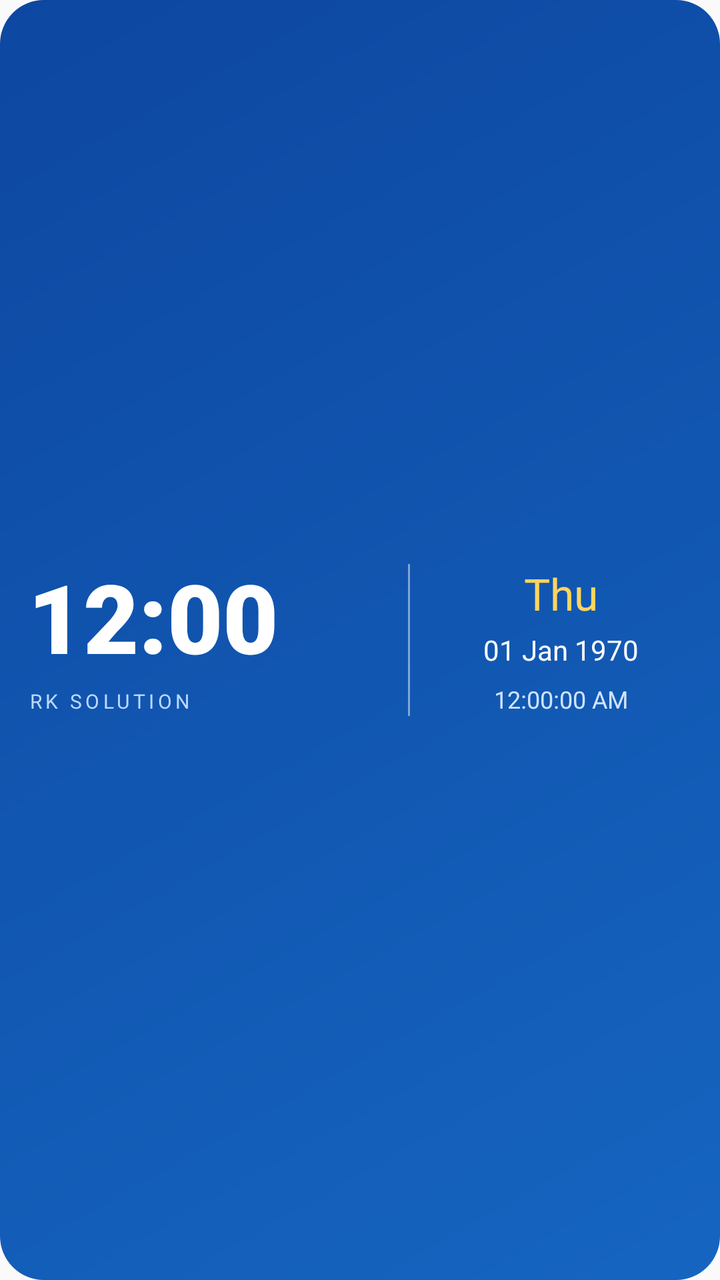
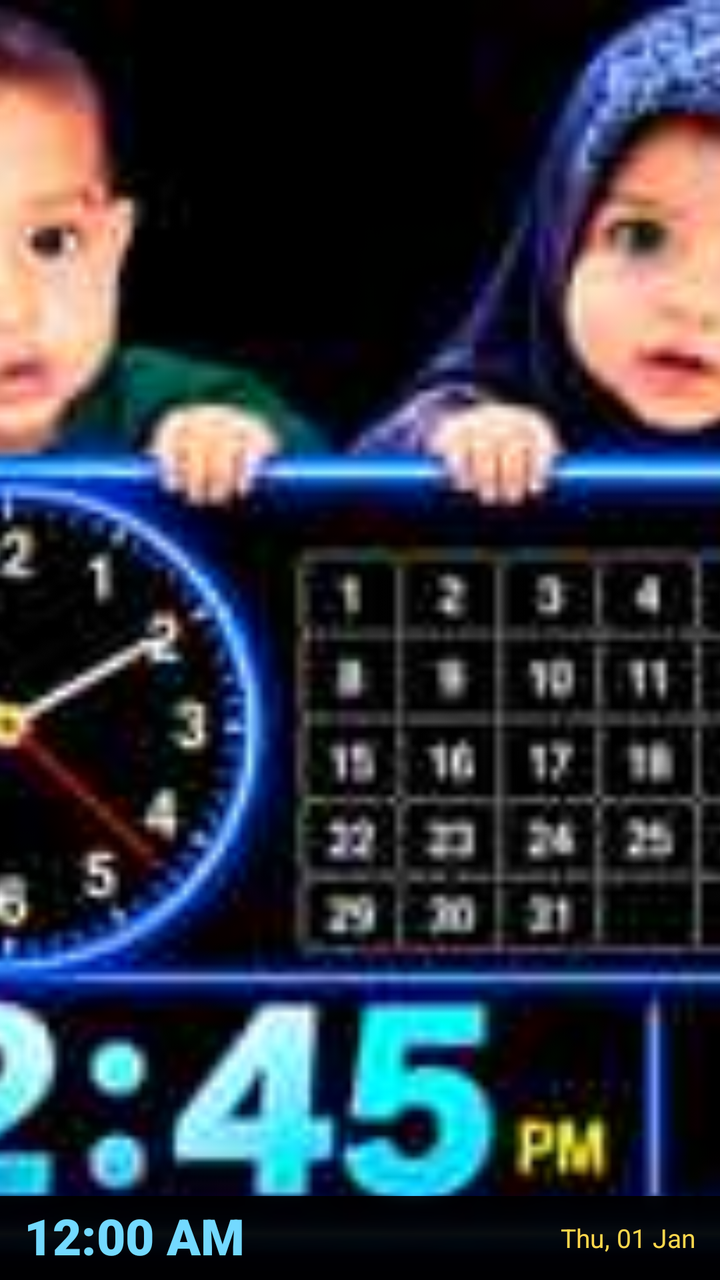

The first picture is an Android layout as it rendered before a commit; the second is the same layout after the commit. The layout source and the unified diff follow.
<!-- AndroidManifest.xml: application theme android:Theme.Material.Light.NoActionBar -->
<!-- res/layout/widget_clock_date.xml -->
<?xml version="1.0" encoding="utf-8"?>
<LinearLayout xmlns:android="http://schemas.android.com/apk/res/android"
    android:layout_width="match_parent"
    android:layout_height="match_parent"
    android:orientation="horizontal"
    android:gravity="center_vertical"
    android:padding="14dp"
    android:background="@drawable/widget_blue_background">

    <LinearLayout
        android:layout_width="0dp"
        android:layout_height="wrap_content"
        android:layout_weight="1.35"
        android:orientation="vertical"
        android:gravity="center_vertical">
        <TextClock
            android:id="@+id/widget_time"
            android:layout_width="wrap_content"
            android:layout_height="wrap_content"
            android:format12Hour="h:mm"
            android:format24Hour="HH:mm"
            android:textColor="#FFFFFF"
            android:textSize="48sp"
            android:fontFamily="sans-serif-black"
            android:includeFontPadding="false" />
        <TextView
            android:layout_width="wrap_content"
            android:layout_height="wrap_content"
            android:text="RK SOLUTION"
            android:textColor="#BBD8FF"
            android:textSize="10sp"
            android:letterSpacing="0.18"
            android:layout_marginTop="5dp" />
    </LinearLayout>

    <View
        android:layout_width="1dp"
        android:layout_height="76dp"
        android:background="#77FFFFFF" />

    <LinearLayout
        android:layout_width="0dp"
        android:layout_height="wrap_content"
        android:layout_weight="1"
        android:orientation="vertical"
        android:gravity="center"
        android:paddingStart="10dp">
        <TextClock
            android:id="@+id/widget_date"
            android:layout_width="wrap_content"
            android:layout_height="wrap_content"
            android:format12Hour="EEE"
            android:format24Hour="EEE"
            android:textColor="#FFD45E"
            android:textSize="22sp"
            android:fontFamily="sans-serif-bold" />
        <TextClock
            android:layout_width="wrap_content"
            android:layout_height="wrap_content"
            android:format12Hour="dd MMM yyyy"
            android:format24Hour="dd MMM yyyy"
            android:textColor="#FFFFFF"
            android:textSize="14sp"
            android:layout_marginTop="4dp" />
        <TextClock
            android:layout_width="wrap_content"
            android:layout_height="wrap_content"
            android:format12Hour="hh:mm:ss a"
            android:format24Hour="HH:mm:ss"
            android:textColor="#CFE4FF"
            android:textSize="12sp"
            android:layout_marginTop="7dp" />
    </LinearLayout>
</LinearLayout>
<!-- resources referenced by this layout -->
<resources>
  <!-- drawable widget_blue_background (drawable) -->
  <?xml version="1.0" encoding="utf-8"?>
  <shape xmlns:android="http://schemas.android.com/apk/res/android" android:shape="rectangle">
      <corners android:radius="22dp" />
      <gradient android:angle="135" android:startColor="#1565C0" android:endColor="#0D47A1" />
  </shape>
</resources>

<!-- the commit's change to res/layout/widget_clock_date.xml (unified diff, before → after) -->
@@ -1,74 +1,47 @@
 <?xml version="1.0" encoding="utf-8"?>
-<LinearLayout xmlns:android="http://schemas.android.com/apk/res/android"
+<FrameLayout xmlns:android="http://schemas.android.com/apk/res/android"
     android:layout_width="match_parent"
     android:layout_height="match_parent"
-    android:orientation="horizontal"
-    android:gravity="center_vertical"
-    android:padding="14dp"
-    android:background="@drawable/widget_blue_background">
+    android:background="#05070D">
+
+    <ImageView
+        android:id="@+id/kids_art"
+        android:layout_width="match_parent"
+        android:layout_height="match_parent"
+        android:src="@drawable/kids_clock"
+        android:scaleType="centerCrop"
+        android:contentDescription="Four children holding a digital clock and calendar" />
 
     <LinearLayout
-        android:layout_width="0dp"
-        android:layout_height="wrap_content"
-        android:layout_weight="1.35"
-        android:orientation="vertical"
-        android:gravity="center_vertical">
+        android:layout_width="match_parent"
+        android:layout_height="42dp"
+        android:layout_gravity="bottom"
+        android:orientation="horizontal"
+        android:gravity="center_vertical"
+        android:paddingStart="12dp"
+        android:paddingEnd="12dp"
+        android:background="#F0000000">
+
         <TextClock
             android:id="@+id/widget_time"
-            android:layout_width="wrap_content"
+            android:layout_width="0dp"
             android:layout_height="wrap_content"
-            android:format12Hour="h:mm"
+            android:layout_weight="1"
+            android:format12Hour="h:mm a"
             android:format24Hour="HH:mm"
-            android:textColor="#FFFFFF"
-            android:textSize="48sp"
+            android:textColor="#73D9FF"
+            android:textSize="25sp"
             android:fontFamily="sans-serif-black"
             android:includeFontPadding="false" />
-        <TextView
-            android:layout_width="wrap_content"
-            android:layout_height="wrap_content"
-            android:text="RK SOLUTION"
-            android:textColor="#BBD8FF"
-            android:textSize="10sp"
-            android:letterSpacing="0.18"
-            android:layout_marginTop="5dp" />
-    </LinearLayout>
 
-    <View
-        android:layout_width="1dp"
-        android:layout_height="76dp"
-        android:background="#77FFFFFF" />
-
-    <LinearLayout
-        android:layout_width="0dp"
-        android:layout_height="wrap_content"
-        android:layout_weight="1"
-        android:orientation="vertical"
-        android:gravity="center"
-        android:paddingStart="10dp">
         <TextClock
             android:id="@+id/widget_date"
             android:layout_width="wrap_content"
             android:layout_height="wrap_content"
-            android:format12Hour="EEE"
-            android:format24Hour="EEE"
-            android:textColor="#FFD45E"
-            android:textSize="22sp"
+            android:format12Hour="EEE, dd MMM"
+            android:format24Hour="EEE, dd MMM"
+            android:textColor="#FFD84D"
+            android:textSize="13sp"
             android:fontFamily="sans-serif-bold" />
-        <TextClock
-            android:layout_width="wrap_content"
-            android:layout_height="wrap_content"
-            android:format12Hour="dd MMM yyyy"
-            android:format24Hour="dd MMM yyyy"
-            android:textColor="#FFFFFF"
-            android:textSize="14sp"
-            android:layout_marginTop="4dp" />
-        <TextClock
-            android:layout_width="wrap_content"
-            android:layout_height="wrap_content"
-            android:format12Hour="hh:mm:ss a"
-            android:format24Hour="HH:mm:ss"
-            android:textColor="#CFE4FF"
-            android:textSize="12sp"
-            android:layout_marginTop="7dp" />
     </LinearLayout>
-</LinearLayout>
+</FrameLayout>
<!-- resource entries referenced after the edit -->
@@ -1,10 +1,5 @@
 <!-- resources referenced by this layout -->
 <resources>
-  <!-- drawable widget_blue_background (drawable) -->
-  <?xml version="1.0" encoding="utf-8"?>
-  <shape xmlns:android="http://schemas.android.com/apk/res/android" android:shape="rectangle">
-      <corners android:radius="22dp" />
-      <gradient android:angle="135" android:startColor="#1565C0" android:endColor="#0D47A1" />
-  </shape>
+  <!-- drawable kids_clock: jpg bitmap (drawable, 10493 bytes) -->
 </resources>
 
